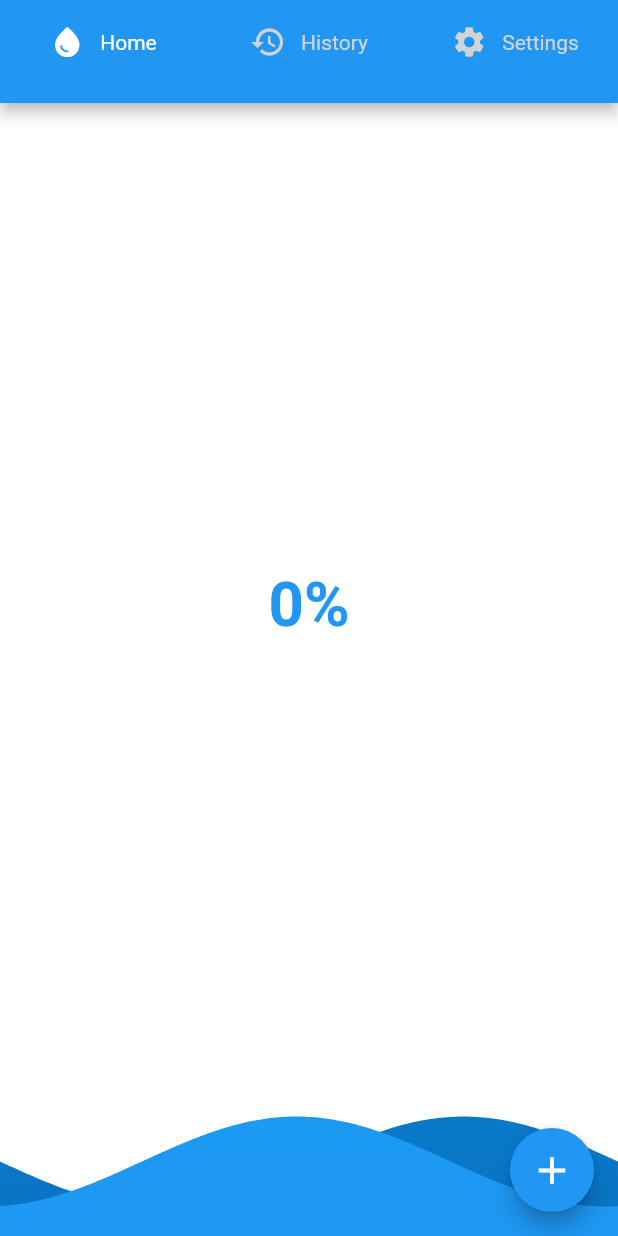
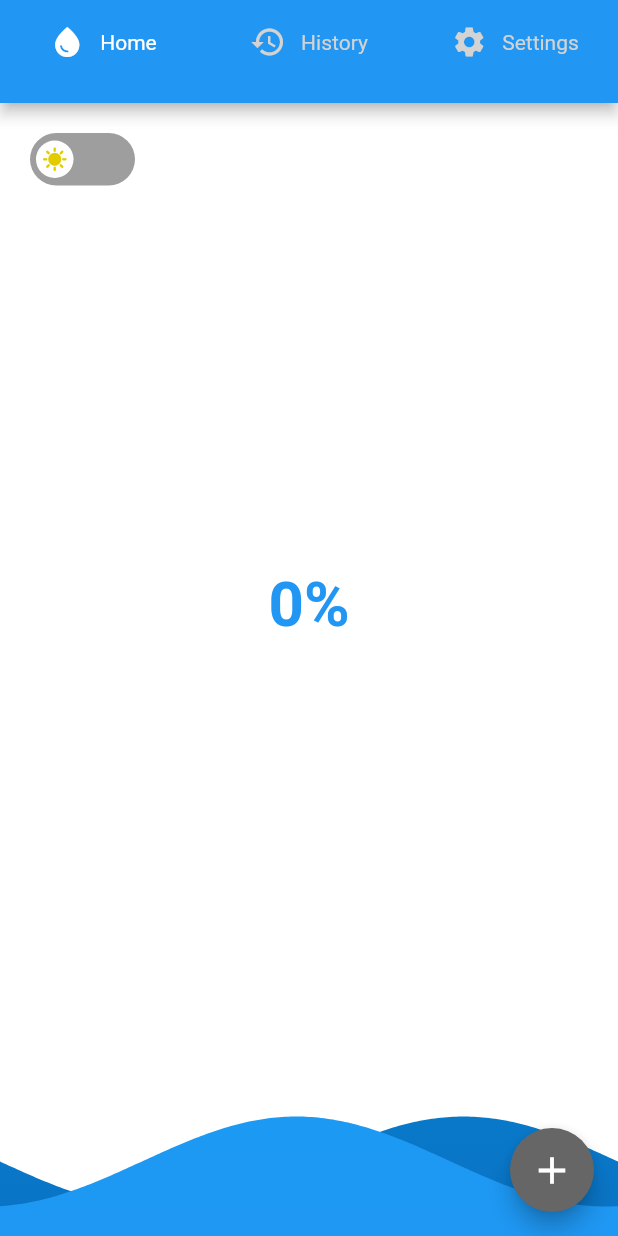
Before and after one commit to RuanEmanuell/waterreminder, a Flutter app: the screen it shows after launch, on a phone screen of 412 x 824 dp. Run offline on Flutter 3.47's test engine with Material 2 defaults, Android fonts, the phone set to English and light mode, and no system bars; drawn by our look-alikes of flutter_switch, wave; our stand-ins replace hive_flutter; accounts and stored records are empty.

Commit message:
feat: adding dark mode button

```diff
--- a/lib/controller/controller.dart
+++ b/lib/controller/controller.dart
@@ -11,11 +11,11 @@ class Controller extends ChangeNotifier {
   bool loading = true;
 
   //Visual variables
-  var white=Colors.white;
-  bool darkMode=false;
+  var white = Colors.white;
+  bool darkMode = false;
   var page = 0;
-  var grey = Color.fromARGB(255, 116, 116, 116);
-  var darkGrey= Color.fromARGB(255, 116, 116, 116);
+  var grey = const Color.fromARGB(255, 116, 116, 116);
+  var darkGrey = const Color.fromARGB(255, 116, 116, 116);
 
   var button1Color = Colors.white;
   var button2Color = const Color.fromARGB(255, 211, 211, 211);
@@ -38,29 +38,32 @@ class Controller extends ChangeNotifier {
     ["100", "250", "400", "600", "800", "1000"]
   ];
 
+  changeDarkMode() {
+    darkMode = !darkMode;
+    notifyListeners();
+  }
+
   //AppBar color function
   changeAppBarColor() {
     switch (page) {
       case 0:
         button1Color = white;
-        button2Color = darkMode ? darkGrey:grey;
-        button3Color = darkMode ? darkGrey:grey;
+        button2Color = darkMode ? darkGrey : grey;
+        button3Color = darkMode ? darkGrey : grey;
         break;
       case 1:
-        button1Color = darkMode ? darkGrey:grey;
+        button1Color = darkMode ? darkGrey : grey;
         button2Color = white;
-        button3Color = darkMode ? darkGrey:grey;
+        button3Color = darkMode ? darkGrey : grey;
         break;
       case 2:
-        button1Color = darkMode ? darkGrey:grey;
-        button2Color = darkMode ? darkGrey:grey;
+        button1Color = darkMode ? darkGrey : grey;
+        button2Color = darkMode ? darkGrey : grey;
         button3Color = white;
         break;
     }
     notifyListeners();
   }
-
-
 
   //////////////Below there are the add cup functions///////////////////////////
 
--- a/lib/main.dart
+++ b/lib/main.dart
@@ -52,7 +52,7 @@ class _MyAppState extends State<MyApp> {
             child: CustomAppBar(controller: controller)),
         body: Consumer<Controller>(builder: (context, value, child) {
           return Container(
-            color:value.white,
+            color: value.white,
             child: value.loading
                 ? const Center(child: CircularProgressIndicator())
                 : PageView(
--- a/lib/screens/add.dart
+++ b/lib/screens/add.dart
@@ -17,11 +17,12 @@ class AddScreen extends StatelessWidget {
     var textController = TextEditingController();
     return Scaffold(
         appBar: AppBar(
-          backgroundColor:value.darkMode ? Colors.black:Colors.blue,
-          centerTitle: true, title: const Text("Select a cup")),
+            backgroundColor: value.darkMode ? Colors.black : Colors.blue,
+            centerTitle: true,
+            title: const Text("Select a cup")),
         body: SingleChildScrollView(
           child: Container(
-            color:value.darkMode ? Colors.black:Colors.white,
+            color: value.darkMode ? Colors.black : Colors.white,
             width: screenWidth,
             child: Column(children: [
               SizedBox(height: screenHeight / 20),
@@ -34,7 +35,7 @@ class AddScreen extends StatelessWidget {
                     return CupAddWidget(
                         cup: value.cups[0][index],
                         size: value.cups[1][index],
-                        value:value,
+                        value: value,
                         onTap: () {
                           value.index = index;
                           value.isCustom = false;
@@ -53,17 +54,18 @@ class AddScreen extends StatelessWidget {
                     },
                   );
                 },
-                child: Container(
-                  height:screenHeight/2,
+                child: SizedBox(
+                  height: screenHeight / 2,
                   child: Column(
                     children: [
                       Image.asset("assets/images/custom.png", scale: 2),
                       Container(height: 10),
-                      Text("Custom", style:TextStyle(
-                        fontWeight: FontWeight.bold,
-                        fontSize:screenWidth/20,
-                        color:value.darkMode ? Colors.white:Colors.black,
-                      ))
+                      Text("Custom",
+                          style: TextStyle(
+                            fontWeight: FontWeight.bold,
+                            fontSize: screenWidth / 20,
+                            color: value.darkMode ? Colors.white : Colors.black,
+                          ))
                     ],
                   ),
                 ),
--- a/lib/screens/history.dart
+++ b/lib/screens/history.dart
@@ -17,7 +17,7 @@ class HistoryScreen extends StatelessWidget {
             child: SingleChildScrollView(
                 physics: const NeverScrollableScrollPhysics(),
                 child: Container(
-                  color: value.darkMode ? Colors.black:Colors.white,
+                  color: value.darkMode ? Colors.black : Colors.white,
                   child: value.list0.length == 0
                       ? Column(
                           children: [
--- a/lib/screens/home.dart
+++ b/lib/screens/home.dart
@@ -1,3 +1,4 @@
+import 'package:flutter_switch/flutter_switch.dart';
 import 'package:flutter/material.dart';
 import 'package:provider/provider.dart';
 import 'package:wave/config.dart';
@@ -11,11 +12,12 @@ class HomeScreen extends StatelessWidget {
     var screenHeight = MediaQuery.of(context).size.height;
     var screenWidth = MediaQuery.of(context).size.width;
     var value = Provider.of<Controller>(context, listen: false);
+    bool isOn = false;
     return Scaffold(
         body: SingleChildScrollView(
             physics: const NeverScrollableScrollPhysics(),
             child: Container(
-              color:value.darkMode ? Colors.black:Colors.white,
+              color: value.darkMode ? Colors.black : Colors.white,
               child: Column(
                 children: [
                   Stack(children: [
@@ -39,7 +41,27 @@ class HomeScreen extends StatelessWidget {
                             style: TextStyle(
                                 fontWeight: FontWeight.bold,
                                 fontSize: screenWidth / 10,
-                                color: value.size >= 0.34 ? Colors.blue : value.darkMode ? Colors.black:Colors.white)),
+                                color: value.size >= 0.34
+                                    ? Colors.blue
+                                    : value.darkMode
+                                        ? Colors.black
+                                        : Colors.white)),
+                      ),
+                    ),
+                    Positioned(
+                      left: 0,
+                      child: Container(
+                        margin: const EdgeInsets.all(20),
+                        child: FlutterSwitch(
+                          inactiveColor: Colors.grey,
+                          activeColor: const Color.fromARGB(255, 0, 84, 153),
+                          inactiveIcon: const Icon(Icons.sunny, color: Color.fromARGB(255, 226, 204, 0)),
+                          activeIcon: const Icon(Icons.nightlight, color: Colors.grey),
+                          value: value.darkMode,
+                          onToggle: (value) {
+                            Provider.of<Controller>(context, listen: false).changeDarkMode();
+                          },
+                        ),
                       ),
                     )
                   ])
--- a/lib/widgets/appbar.dart
+++ b/lib/widgets/appbar.dart
@@ -12,7 +12,7 @@ class CustomAppBar extends StatelessWidget {
   Widget build(BuildContext context) {
     return Consumer<Controller>(builder: (context, value, child) {
       return AppBar(
-        backgroundColor:value.darkMode ? Color.fromARGB(255, 29, 29, 29):Colors.blue,
+          backgroundColor: value.darkMode ? const Color.fromARGB(255, 29, 29, 29) : Colors.blue,
           actions: [
             Expanded(
                 child: InkWell(
--- a/lib/widgets/mainbutton.dart
+++ b/lib/widgets/mainbutton.dart
@@ -28,7 +28,8 @@ class MainButton extends StatelessWidget {
             },
           ));
         },
-        backgroundColor: value.size >= 0.7 ? Colors.blue : value.darkMode ? Color.fromARGB(255, 29, 29, 29):Colors.white,
-        child: Icon(Icons.add, size: 30, color: value.size <= 0.7 ? Colors.blue : value.darkMode? Colors.black : Colors.white));
+        backgroundColor:
+            value.darkMode ? const Color.fromARGB(255, 0, 84, 153) : const Color.fromARGB(255, 102, 102, 102),
+        child: const Icon(Icons.add, size: 30, color: Colors.white));
   }
 }
```
Also changed, not shown: lib/widgets/cupadd.dart (+6 -5 lines), lib/widgets/cuphistory.dart (+6 -6 lines). Lines whose indentation alone changed are shown as unchanged.
